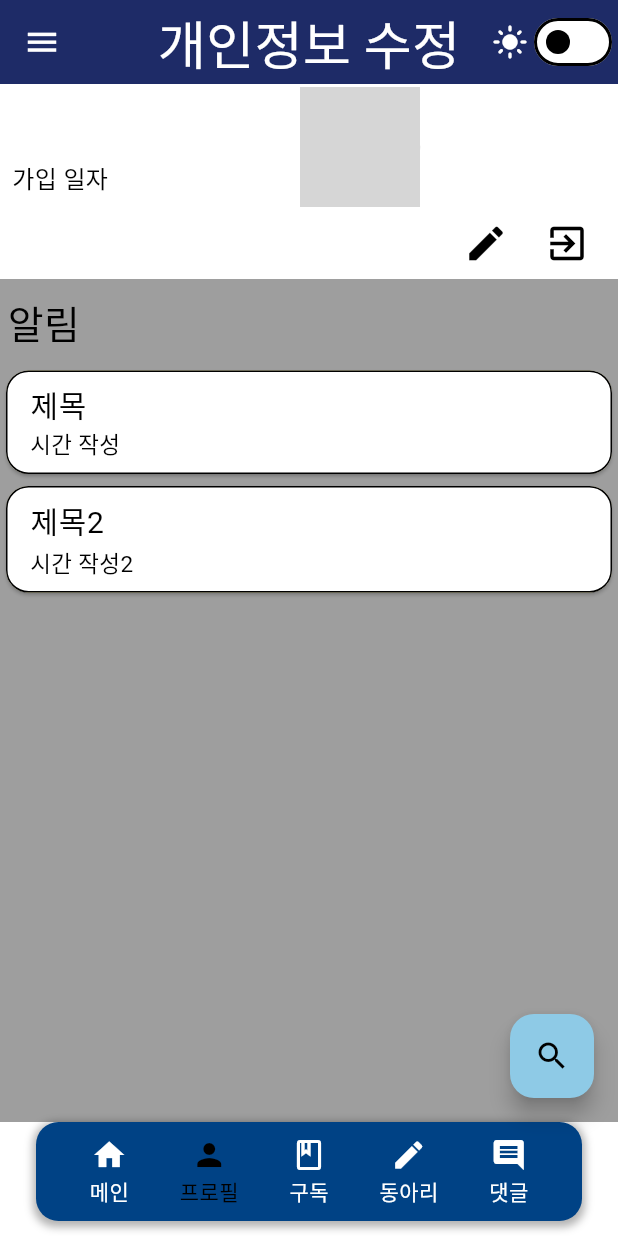
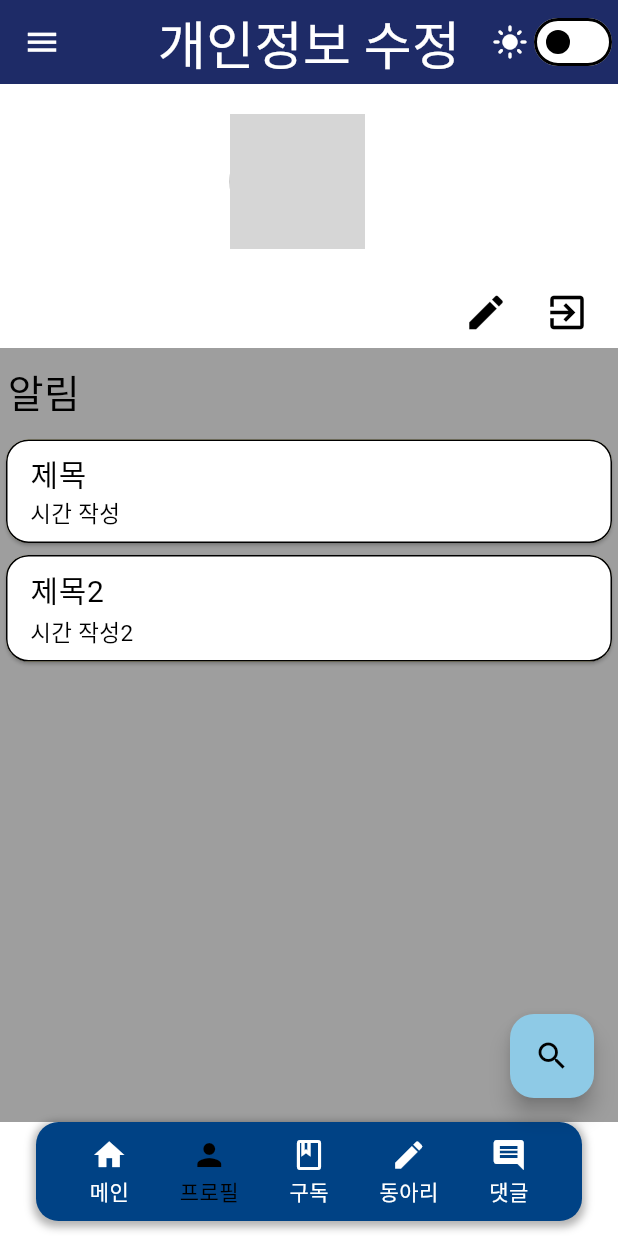
Before and after one commit to gimseongcheol/team_project, a Flutter app: the MainForm screen opened directly, item 2 of the bottom bar chosen, on a phone screen of 412 x 824 dp. Run offline on Flutter 3.47's test engine with Material 3 defaults, Android fonts, the phone set to English and light mode, and no system bars; our stand-ins replace cloud_firestore, extended_image, firebase_auth, firebase_core, firebase_storage, flutter_slidable and 6 more; missing offline and left inert: flutter_state_notifier; accounts and stored records are empty; network calls fail; Roboto replaces fonts that are missing (Dongle, YeongdeokSea); statements that could not run were skipped; grey boxes are pictures that could not be loaded.

Commit message:
drawer 수정

```diff
--- a/lib/screen/mainPage/editProfile.dart
+++ b/lib/screen/mainPage/editProfile.dart
@@ -89,7 +89,7 @@ class _EditProfileState extends State<EditProfile> {
                 children: [
                   SizedBox(
                     width: 8,
-                    height: 20,
+                    height: 100,
                   ),
                   Text(
                     userModel.name,
@@ -102,14 +102,12 @@ class _EditProfileState extends State<EditProfile> {
                   ),
                 ],
               ),
-              SizedBox(height: 9),
               Row(
-                //지우면 좋겠다고 하는데 너무 허전한데...?
                 children: [
                   SizedBox(width: 8),
                   Text(
-                    '가입 일자',
-                    style: TextStyle(fontSize: 16, color: Colors.black),
+                    userModel.email,
+                    style: TextStyle(fontSize: 18, color: Colors.black),
                   ),
                 ],
               ),
@@ -124,7 +122,7 @@ class _EditProfileState extends State<EditProfile> {
                     ? ExtendedAssetImageProvider('assets/images/profile.png')
                         as ImageProvider
                     : ExtendedNetworkImageProvider(userModel.profileImage!),
-                radius: 40,
+                radius: 45,
               ),
             ],
           ),
--- a/lib/screen/mainPage/mainForm.dart
+++ b/lib/screen/mainPage/mainForm.dart
@@ -25,6 +25,7 @@ class MainForm extends StatefulWidget {
 }
 
 class _MainFormState extends State<MainForm> {
+
   int _selectedPage = 0;
   final GlobalKey<ScaffoldState> _scaffoldKey = GlobalKey<ScaffoldState>();
   final List<Widget> _pageOptions = [
@@ -137,7 +138,7 @@ class _MainFormState extends State<MainForm> {
               accountName: Padding(
                 padding: EdgeInsets.only(top: 20),
                 child: Text(
-                  '베타 테스트',
+                  userModel.name,
                   style: TextStyle(
                       fontFamily: 'YeongdeokSea',
                       fontSize: 25,
@@ -145,7 +146,7 @@ class _MainFormState extends State<MainForm> {
                 ),
               ),
               accountEmail: Text(
-                '이메일을 인증하세요.',
+                userModel.email,
                 style: TextStyle(
                     fontFamily: 'YeongdeokSea',
                     fontSize: 18,
```
